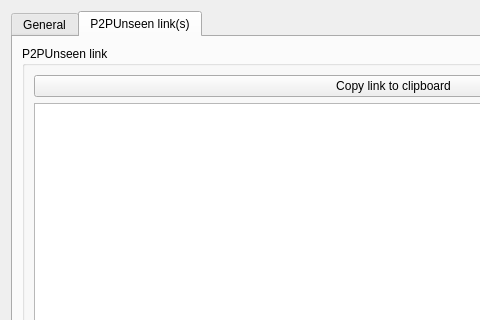
The window that retroshare-gui/src/gui/FileTransfer/DetailsDialog.ui (RetroShare/RetroShare) describes before a commit, drawn with Qt 5; both pictures show x 0 to 480 and y 0 to 320 of the 787 by 644 pixel window.
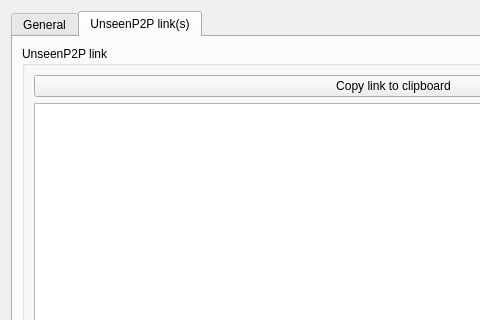
The same window after the commit. The open tabs and pages were chosen to show the change. Icons and pictures are not drawn.

Commit message: Update Unseen name

What changed in the file:
```diff
--- a/retroshare-gui/src/gui/FileTransfer/DetailsDialog.ui
+++ b/retroshare-gui/src/gui/FileTransfer/DetailsDialog.ui
@@ -175,13 +175,13 @@
      </widget>
      <widget class="QWidget" name="tabLinks">
       <attribute name="title">
-       <string>P2PUnseen link(s)</string>
+       <string>UnseenP2P link(s)</string>
       </attribute>
       <layout class="QGridLayout">
        <item row="0" column="0" colspan="2">
         <widget class="QGroupBox" name="groupBox">
          <property name="title">
-          <string>P2PUnseen link</string>
+          <string>UnseenP2P link</string>
          </property>
          <layout class="QGridLayout">
           <item row="1" column="0">
```
The commit also changes 107 other files.
